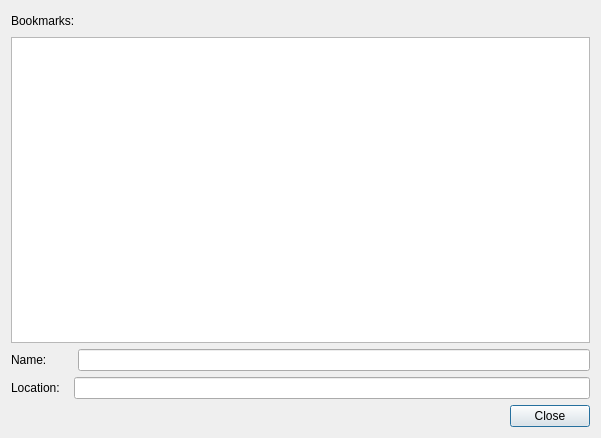
Qt form src/bookmarkdialog.ui (GAMS-dev/studio) before a commit.
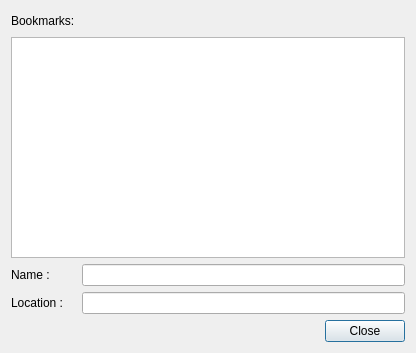
The same form after that commit.

Commit message: adjusted bookmark dialog layout

The edit to the form file:
```diff
--- a/src/bookmarkdialog.ui
+++ b/src/bookmarkdialog.ui
@@ -6,8 +6,8 @@
    <rect>
     <x>0</x>
     <y>0</y>
-    <width>601</width>
-    <height>438</height>
+    <width>416</width>
+    <height>353</height>
    </rect>
   </property>
   <property name="sizePolicy">
@@ -55,60 +55,40 @@
     </widget>
    </item>
    <item>
-    <layout class="QHBoxLayout" name="nameHlLayout">
+    <layout class="QHBoxLayout" name="nameHlLayout" stretch="1,5">
      <item>
       <widget class="QLabel" name="nameLabel">
+       <property name="sizePolicy">
+        <sizepolicy hsizetype="Expanding" vsizetype="Preferred">
+         <horstretch>0</horstretch>
+         <verstretch>0</verstretch>
+        </sizepolicy>
+       </property>
        <property name="text">
-        <string>Name:</string>
+        <string>Name :</string>
        </property>
       </widget>
      </item>
-     <item>
-      <spacer name="nameHSpacer">
-       <property name="orientation">
-        <enum>Qt::Horizontal</enum>
-       </property>
-       <property name="sizeType">
-        <enum>QSizePolicy::Minimum</enum>
-       </property>
-       <property name="sizeHint" stdset="0">
-        <size>
-         <width>25</width>
-         <height>20</height>
-        </size>
-       </property>
-      </spacer>
-     </item>
      <item>
       <widget class="QLineEdit" name="nameLineEdit"/>
      </item>
     </layout>
    </item>
    <item>
-    <layout class="QHBoxLayout" name="locationHLayout">
+    <layout class="QHBoxLayout" name="locationHLayout" stretch="1,5">
      <item>
       <widget class="QLabel" name="locationLabel">
+       <property name="sizePolicy">
+        <sizepolicy hsizetype="Expanding" vsizetype="Preferred">
+         <horstretch>0</horstretch>
+         <verstretch>0</verstretch>
+        </sizepolicy>
+       </property>
        <property name="text">
-        <string>Location:</string>
+        <string>Location :</string>
        </property>
       </widget>
      </item>
-     <item>
-      <spacer name="locationHSpacer">
-       <property name="orientation">
-        <enum>Qt::Horizontal</enum>
-       </property>
-       <property name="sizeType">
-        <enum>QSizePolicy::Minimum</enum>
-       </property>
-       <property name="sizeHint" stdset="0">
-        <size>
-         <width>8</width>
-         <height>20</height>
-        </size>
-       </property>
-      </spacer>
-     </item>
      <item>
       <widget class="QLineEdit" name="locationLineEdit"/>
      </item>
```
